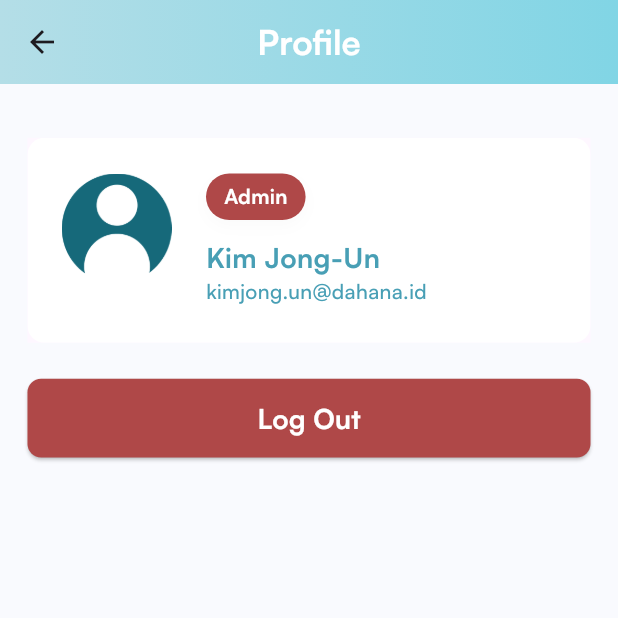
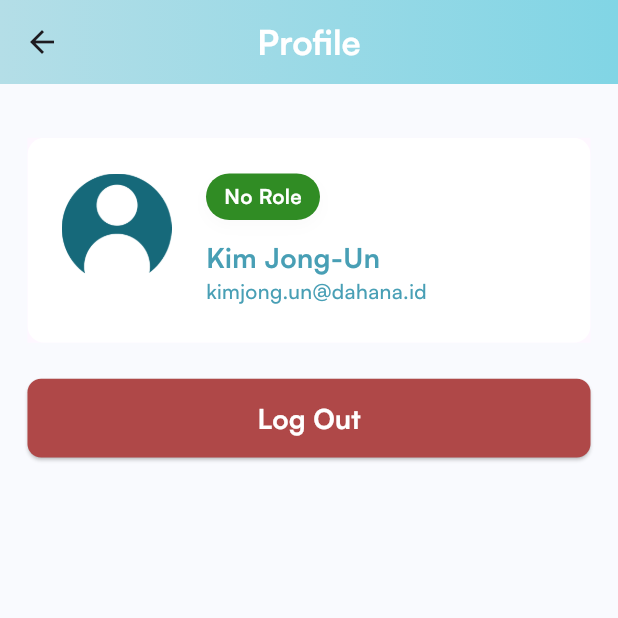
Before and after one commit to GGngodong/tracking-apps, a Flutter app: the ProfilePage screen opened directly, on a phone screen of 412 x 824 dp, the top half of it. Run offline on Flutter 3.47's test engine with Material 3 defaults, Android fonts, the phone set to English and light mode, and no system bars; our stand-ins replace connectivity_plus, dropdown_button2, equatable, file_picker, firebase_core, flutter_screenutil and 5 more; missing offline and left inert: syncfusion_flutter_pdfviewer; accounts and stored records are empty.

Commit message:
change the role

```diff
--- a/lib/presentation/component/card_profil.dart
+++ b/lib/presentation/component/card_profil.dart
@@ -19,20 +19,20 @@ class CardProfile extends StatelessWidget {
   Widget build(BuildContext context) {
     final String typeRole;
     final TextStyle fontRoleStyle;
-    if (role == 'admin') {
+    if (role == 'ADMIN') {
       fontRoleStyle = TextStyle(
         color: Colors.white,
         fontWeight: FontWeight.w600,
         fontSize: 12.sp,
       );
-      typeRole = 'Admin';
-    } else if (role == 'user') {
+      typeRole = 'ADMIN';
+    } else if (role == 'USER') {
       fontRoleStyle = TextStyle(
         color: Colors.white,
         fontWeight: FontWeight.w600,
         fontSize: 12.sp,
       );
-      typeRole = 'User';
+      typeRole = 'USER';
     } else {
       fontRoleStyle = TextStyle(
         color: Colors.white,
@@ -68,7 +68,7 @@ class CardProfile extends StatelessWidget {
               children: [
                 Container(
                   decoration: BoxDecoration(
-                    color: role == 'admin'
+                    color: role == 'ADMIN'
                         ? const Color(0xFFAF4848)
                         : const Color(0xff308c24),
                     borderRadius: BorderRadius.circular(16.r),
```
